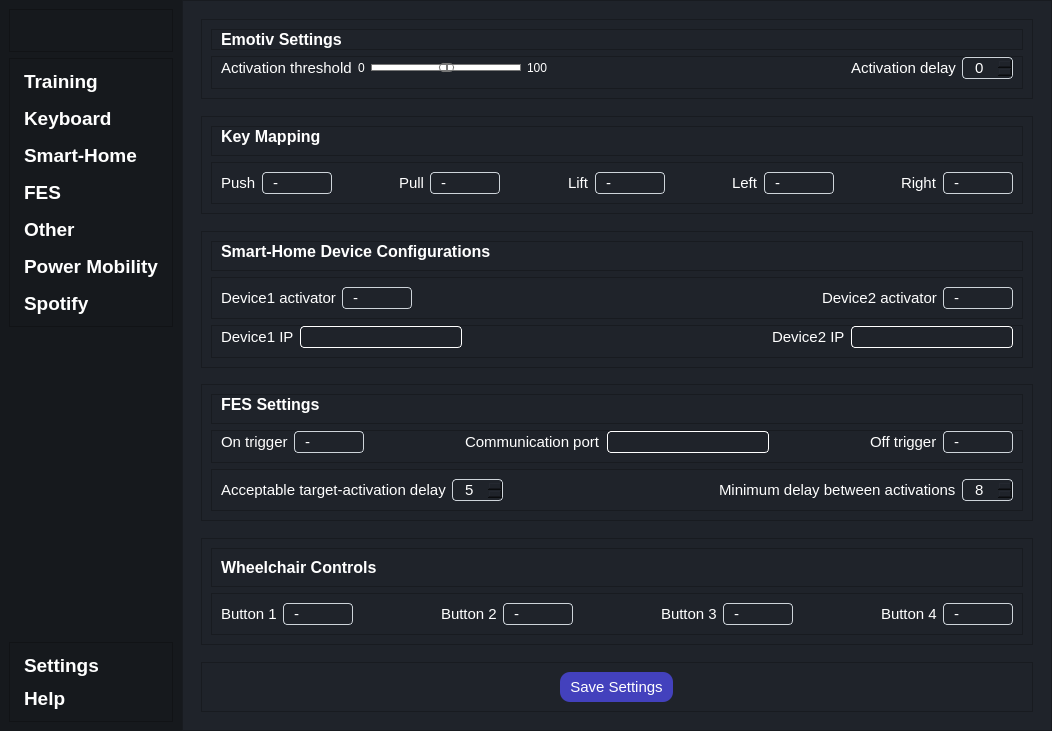
The window that welcomescreen.ui (GRH-BCI/GRH-Home-BCI) describes before a commit, drawn with Qt 5.
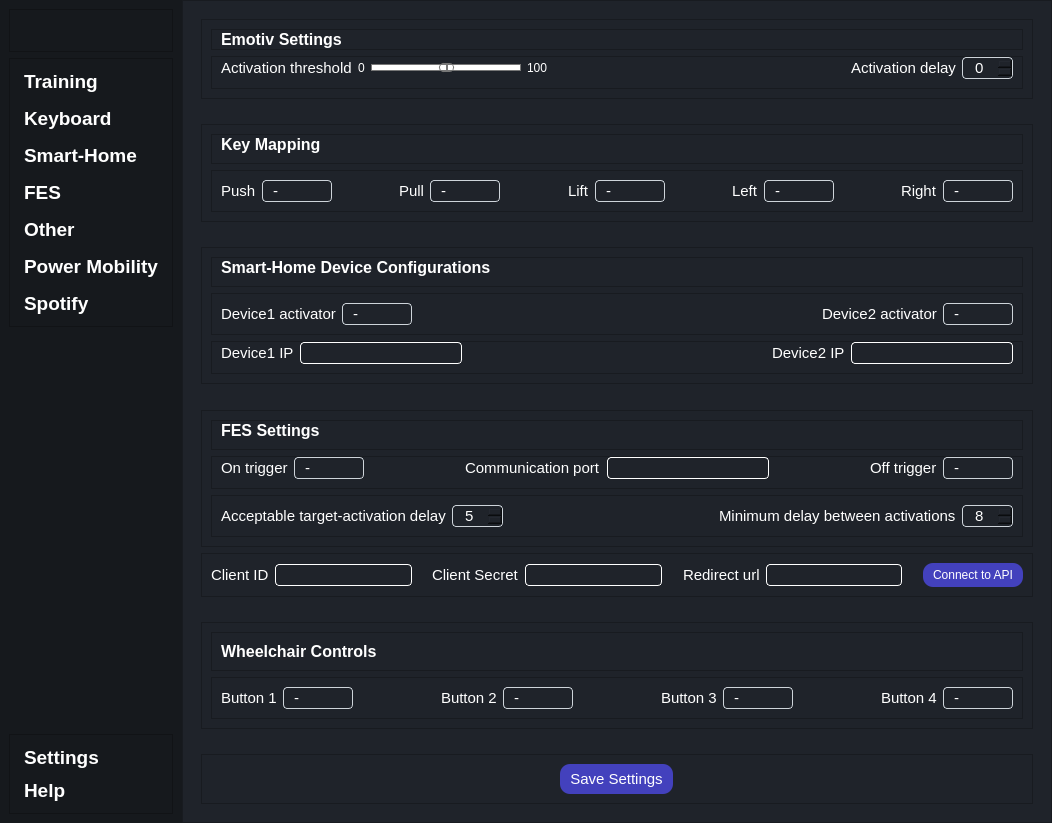
The same window after the commit. Icons and pictures are not drawn.

Patch:
```diff
--- a/welcomescreen.ui
+++ b/welcomescreen.ui
@@ -7,7 +7,7 @@
     <x>0</x>
     <y>0</y>
     <width>1052</width>
-    <height>731</height>
+    <height>823</height>
    </rect>
   </property>
   <property name="sizePolicy">
@@ -441,6 +441,7 @@
               <property name="font">
                <font>
                 <pointsize>14</pointsize>
+                <weight>75</weight>
                 <bold>true</bold>
                </font>
               </property>
@@ -479,6 +480,7 @@
               <property name="font">
                <font>
                 <pointsize>14</pointsize>
+                <weight>75</weight>
                 <bold>true</bold>
                </font>
               </property>
@@ -3862,6 +3864,7 @@
                         <property name="font">
                          <font>
                           <pointsize>12</pointsize>
+                          <weight>75</weight>
                           <bold>true</bold>
                          </font>
                         </property>
@@ -4798,6 +4801,7 @@
                         <property name="font">
                          <font>
                           <pointsize>12</pointsize>
+                          <weight>75</weight>
                           <bold>true</bold>
                          </font>
                         </property>
@@ -5137,6 +5141,7 @@
                         <property name="font">
                          <font>
                           <pointsize>12</pointsize>
+                          <weight>75</weight>
                           <bold>true</bold>
                          </font>
                         </property>
@@ -5434,6 +5439,157 @@
                   </layout>
                  </widget>
                 </item>
+                <item>
+                 <widget class="QFrame" name="frame_62">
+                  <property name="frameShape">
+                   <enum>QFrame::StyledPanel</enum>
+                  </property>
+                  <property name="frameShadow">
+                   <enum>QFrame::Raised</enum>
+                  </property>
+                  <layout class="QHBoxLayout" name="horizontalLayout_38">
+                   <item>
+                    <widget class="QLabel" name="label_32">
+                     <property name="font">
+                      <font>
+                       <pointsize>11</pointsize>
+                      </font>
+                     </property>
+                     <property name="text">
+                      <string>Client ID</string>
+                     </property>
+                    </widget>
+                   </item>
+                   <item>
+                    <widget class="QLineEdit" name="APITokenLine">
+                     <property name="font">
+                      <font>
+                       <pointsize>11</pointsize>
+                      </font>
+                     </property>
+                     <property name="maxLength">
+                      <number>100</number>
+                     </property>
+                    </widget>
+                   </item>
+                   <item>
+                    <spacer name="horizontalSpacer_32">
+                     <property name="orientation">
+                      <enum>Qt::Horizontal</enum>
+                     </property>
+                     <property name="sizeHint" stdset="0">
+                      <size>
+                       <width>40</width>
+                       <height>20</height>
+                      </size>
+                     </property>
+                    </spacer>
+                   </item>
+                   <item>
+                    <widget class="QLabel" name="label_37">
+                     <property name="font">
+                      <font>
+                       <pointsize>11</pointsize>
+                      </font>
+                     </property>
+                     <property name="text">
+                      <string>Client Secret</string>
+                     </property>
+                    </widget>
+                   </item>
+                   <item>
+                    <widget class="QLineEdit" name="APISecretLine">
+                     <property name="font">
+                      <font>
+                       <pointsize>11</pointsize>
+                      </font>
+                     </property>
+                     <property name="maxLength">
+                      <number>100</number>
+                     </property>
+                    </widget>
+                   </item>
+                   <item>
+                    <spacer name="horizontalSpacer_33">
+                     <property name="orientation">
+                      <enum>Qt::Horizontal</enum>
+                     </property>
+                     <property name="sizeHint" stdset="0">
+                      <size>
+                       <width>40</width>
+                       <height>20</height>
+                      </size>
+                     </property>
+                    </spacer>
+                   </item>
+                   <item>
+                    <widget class="QLabel" name="label_38">
+                     <property name="font">
+                      <font>
+                       <pointsize>11</pointsize>
+                      </font>
+                     </property>
+                     <property name="text">
+                      <string>Redirect url</string>
+                     </property>
+                    </widget>
+                   </item>
+                   <item>
+                    <widget class="QLineEdit" name="APIurlLine">
+                     <property name="font">
+                      <font>
+                       <pointsize>11</pointsize>
+                      </font>
+                     </property>
+                     <property name="maxLength">
+                      <number>100</number>
+                     </property>
+                    </widget>
+                   </item>
+                   <item>
+                    <spacer name="horizontalSpacer_34">
+                     <property name="orientation">
+                      <enum>Qt::Horizontal</enum>
+                     </property>
+                     <property name="sizeHint" stdset="0">
+                      <size>
+                       <width>40</width>
+                       <height>20</height>
+                      </size>
+                     </property>
+                    </spacer>
+                   </item>
+                   <item>
+                    <widget class="QPushButton" name="ConnectAPIBtn">
+                     <property name="styleSheet">
+                      <string notr="true">QPushButton{
+	background-color:rgb(67, 65, 189);
+	color:rgb(255, 255, 255);
+	padding: 5px 10px; 
+	border-top-left-radius: 10px;
+	border-top-right-radius: 10px;
+	border-bottom-left-radius: 10px;
+	border-bottom-right-radius: 10px;
+	border-left: 2px solidrgb(135, 153, 184);
+	border-right: 2px solidrgb(135, 153, 184);
+	border-top: 2px solidrgb(135, 153, 184);
+	border-bottom: 2px solidrgb(135, 153, 184);
+}
+QPushButton:hover{
+	background-color:rgb(43, 34, 173);
+}
+QPushButton:pressed{
+	background-color:rgb(126, 255, 247);
+}</string>
+                     </property>
+                     <property name="text">
+                      <string>Connect to API</string>
+                     </property>
+                    </widget>
+                   </item>
+                  </layout>
+                 </widget>
+                </item>
                 <item>
                  <spacer name="verticalSpacer_6">
                   <property name="orientation">
@@ -5511,6 +5667,7 @@
                         <property name="font">
                          <font>
                           <pointsize>12</pointsize>
+                          <weight>75</weight>
                           <bold>true</bold>
                          </font>
                         </property>
```
Left out of the diff: 1438 changed lines with no effect on the pictures.
